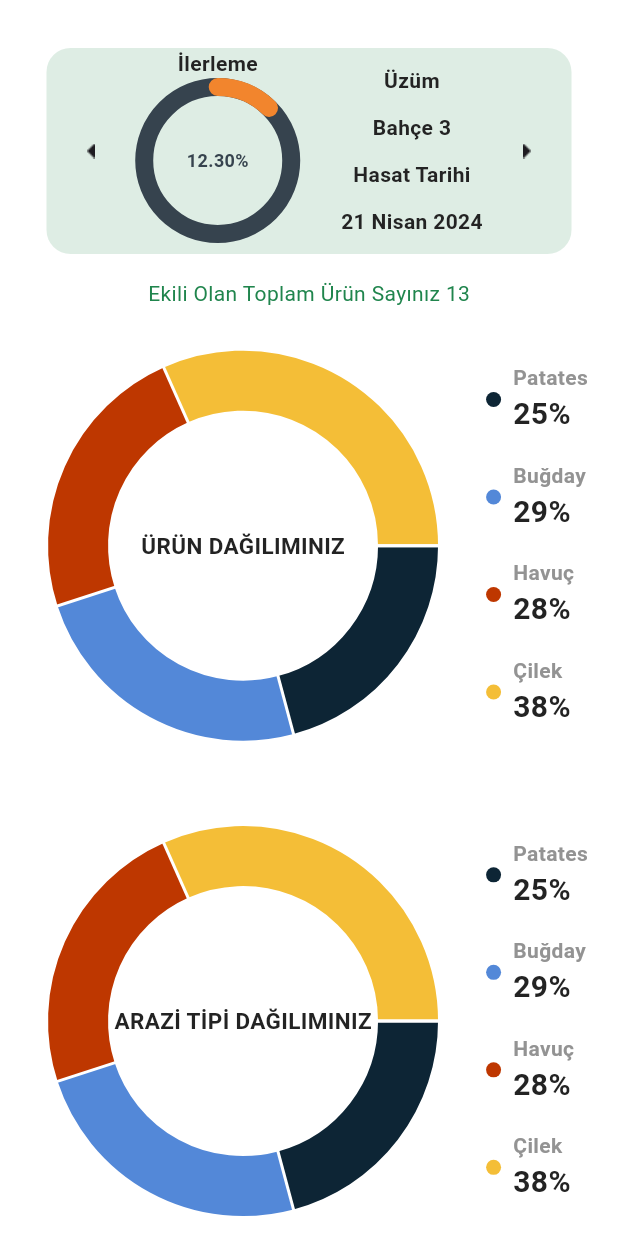
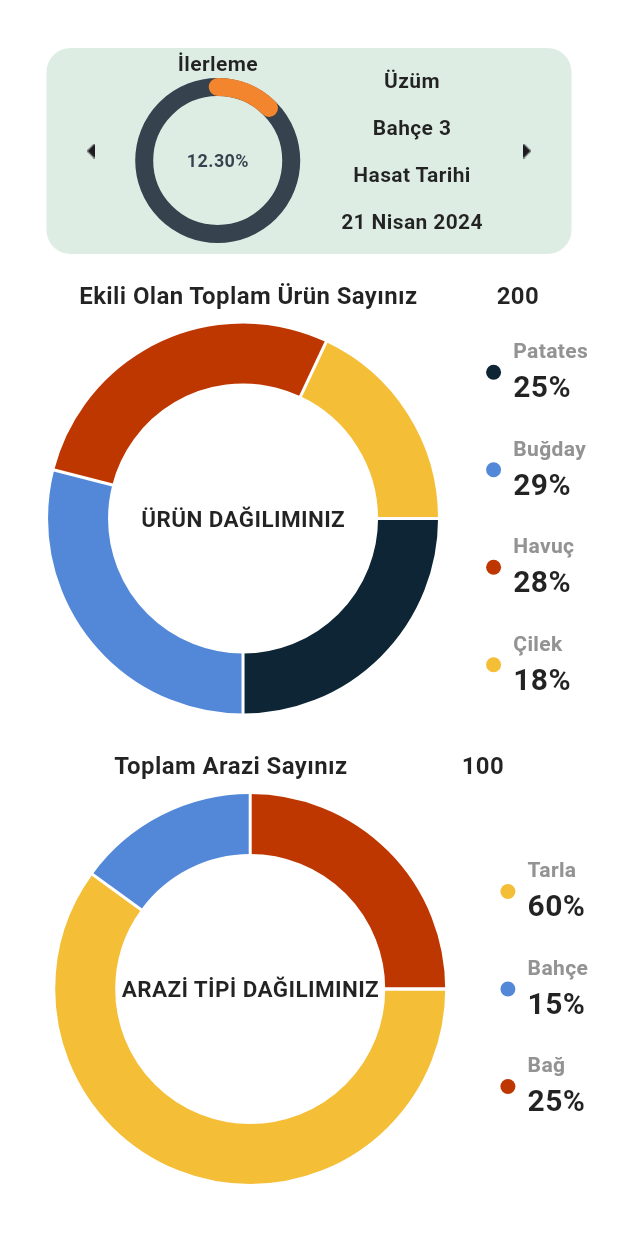
Before and after one commit to Mudrowe/Toprak-Rehberi, a Flutter app: the HomeScreen screen opened directly, on a phone screen of 412 x 824 dp. Run offline on Flutter 3.47's test engine with Material 3 defaults, Android fonts, the phone set to English and light mode, and no system bars; drawn by our look-alikes of carousel_slider, fl_chart, percent_indicator; our stand-ins replace get, logger.

Commit message:
frontend: adjust charts
Cards and charts aren't recieved dynamically. So, stats are not correct

```diff
--- a/lib/features/main_pages/home/home.dart
+++ b/lib/features/main_pages/home/home.dart
@@ -1,23 +1,32 @@
+import 'package:fl_chart/fl_chart.dart';
 import 'package:flutter/material.dart';
 import 'package:toprak_rehberi/features/main_pages/home/widgets/card_slider.dart';
 import 'package:toprak_rehberi/features/main_pages/home/widgets/pie_chart.dart';
 import 'package:toprak_rehberi/features/main_pages/home/widgets/product_card_home.dart';
+import 'package:toprak_rehberi/utils/constants/colors.dart';
 import 'package:toprak_rehberi/utils/constants/sizes.dart';
+
+// TODO: ProductCards aren't recieved dynamically.
+// TODO: So, Stats are not compatible with products in the productsScreen
+
+
+// ! FIX: There isn't any length check for legendItems.
+// ! FIX: If there would be too many items, the screen will break
+
+
 
 class HomeScreen extends StatelessWidget {
   const HomeScreen({super.key});
 
   @override
   Widget build(BuildContext context) {
-    return const Scaffold(
-      body: SingleChildScrollView(
-        child: Column(
+    return Scaffold(
+      body: Column(
         children: [
-            SizedBox(
+          const SizedBox(
             height: TSizes.spaceBtwSections,
           ),
-
-            TCardSlider(
+          const TCardSlider(
             cards: [
               TProductCardHome(
                   productName: 'Üzüm',
@@ -41,16 +50,135 @@ class HomeScreen extends StatelessWidget {
                   progressPercentage: 0.953),
             ],
           ),
-            SizedBox(height: TSizes.spaceBtwItems),
-            Text('Ekili Olan Toplam Ürün Sayınız 13'),
+          const SizedBox(height: TSizes.spaceBtwItems),
+          const Row(
+            crossAxisAlignment: CrossAxisAlignment.center,
+            mainAxisAlignment: MainAxisAlignment.spaceEvenly,
+            children: [
+              Text(
+                'Ekili Olan Toplam Ürün Sayınız',
+                style: TextStyle(
+                    color: TColors.black,
+                    fontWeight: FontWeight.bold,
+                    fontSize: 16),
+              ),
+              Text(
+                '200',
+                style: TextStyle(
+                    color: TColors.black,
+                    fontWeight: FontWeight.bold,
+                    fontSize: 16),
+              ),
+            ],
+          ),
           TPieChart(
             chartName: 'ÜRÜN DAĞILIMINIZ',
+            sections: [
+              PieChartSectionData(
+                  value: 25,
+                  showTitle: false,
+                  color: TColors.pieChartColor1,
+                  title: '25%'),
+              PieChartSectionData(
+                  value: 29,
+                  showTitle: false,
+                  color: TColors.pieChartColor2,
+                  title: '%29'),
+              PieChartSectionData(
+                value: 28,
+                showTitle: false,
+                color: TColors.pieChartColor3,
+              ),
+              PieChartSectionData(
+                  value: 18,
+                  showTitle: false,
+                  color: TColors.pieChartColor4,
+                  title: '%18'),
+            ],
+            legendItems: const [
+              LegendItem(
+                color: TColors.pieChartColor1,
+                productName: 'Patates',
+                percentage: '25%',
+              ),
+              LegendItem(
+                color: TColors.pieChartColor2,
+                productName: 'Buğday',
+                percentage: '29%',
+              ),
+              LegendItem(
+                color: TColors.pieChartColor3,
+                productName: 'Havuç',
+                percentage: '28%',
+              ),
+              LegendItem(
+                color: TColors.pieChartColor4,
+                productName: 'Çilek',
+                percentage: '18%',
+              ),
+            ],
+          ),
+          const SizedBox(
+            height: TSizes.spaceBtwItems,
+          ),
+          const Row(
+            crossAxisAlignment: CrossAxisAlignment.center,
+            mainAxisAlignment: MainAxisAlignment.spaceEvenly,
+            children: [
+              Text(
+                'Toplam Arazi Sayınız',
+                style: TextStyle(
+                    color: TColors.black,
+                    fontWeight: FontWeight.bold,
+                    fontSize: 16),
+              ),
+              Text(
+                '100',
+                style: TextStyle(
+                    color: TColors.black,
+                    fontWeight: FontWeight.bold,
+                    fontSize: 16),
+              ),
+            ],
           ),
           TPieChart(
             chartName: 'ARAZİ TİPİ DAĞILIMINIZ',
+            sections: [
+              PieChartSectionData(
+                  value: 60,
+                  showTitle: false,
+                  color: TColors.pieChartColor4,
+                  title: '60%'),
+              PieChartSectionData(
+                  value: 15,
+                  showTitle: false,
+                  color: TColors.pieChartColor2,
+                  title: '%15'),
+              PieChartSectionData(
+                  value: 25,
+                  showTitle: false,
+                  color: TColors.pieChartColor3,
+                  title: '%25'),
+            ],
+            legendItems: const [
+              LegendItem(
+                color: TColors.pieChartColor4,
+                productName: 'Tarla',
+                percentage: '60%',
+              ),
+              LegendItem(
+                color: TColors.pieChartColor2,
+                productName: 'Bahçe',
+                percentage: '15%',
+              ),
+              LegendItem(
+                color: TColors.pieChartColor3,
+                productName: 'Bağ',
+                percentage: '25%',
               ),
             ],
           ),
+        ],
       ),
     );
   }
--- a/lib/features/main_pages/home/widgets/pie_chart.dart
+++ b/lib/features/main_pages/home/widgets/pie_chart.dart
@@ -4,14 +4,19 @@ import 'package:toprak_rehberi/utils/constants/colors.dart';
 
 class TPieChart extends StatelessWidget {
   final String chartName;
+  final List<PieChartSectionData> sections;
+  final List<LegendItem> legendItems;
 
-  const TPieChart({super.key, required this.chartName});
-
+  const TPieChart(
+      {super.key,
+      required this.chartName,
+      required this.sections,
+      required this.legendItems});
 
   @override
   Widget build(BuildContext context) {
     return AspectRatio(
-        aspectRatio: 1.3,
+        aspectRatio: 1.5,
         child: Row(
           children: [
             Expanded(
@@ -24,59 +29,22 @@ class TPieChart extends StatelessWidget {
                       fontSize: 15),
                 ),
                 PieChart(
-                  PieChartData(sections: [
-                    PieChartSectionData(
-                        value: 25,
-                        showTitle: false,
-                        color: TColors.pieChartColor1,
-                        title: '25%'),
-                    PieChartSectionData(
-                        value: 29,
-                        showTitle: false,
-                        color: TColors.pieChartColor2,
-                        title: '%29'),
-                    PieChartSectionData(
-                      value: 28,
-                      showTitle: false,
-                      color: TColors.pieChartColor3,
-                    ),
-                    PieChartSectionData(
-                        value: 38,
-                        showTitle: false,
-                        color: TColors.pieChartColor4,
-                        title: '%38'),
-                  ], centerSpaceRadius: 90),
+                  PieChartData(
+                      sections: sections.map((section) {
+                        return section;
+                      }).toList(),
+                      centerSpaceRadius: 90),
                 ),
               ]),
             ),
-
-            const Padding(
-              padding: EdgeInsets.only(right: 20.0),
+            Padding(
+              padding: const EdgeInsets.only(right: 20.0),
               child: Column(
                 mainAxisAlignment: MainAxisAlignment.center,
                 crossAxisAlignment: CrossAxisAlignment.start,
-                children: [
-                  LegendItem(
-                    color: TColors.pieChartColor1,
-                    productName: 'Patates',
-                    percentage: '25%',
-                  ),
-                  LegendItem(
-                    color: TColors.pieChartColor2,
-                    productName: 'Buğday',
-                    percentage: '29%',
-                  ),
-                  LegendItem(
-                    color: TColors.pieChartColor3,
-                    productName: 'Havuç',
-                    percentage: '28%',
-                  ),
-                  LegendItem(
-                    color: TColors.pieChartColor4,
-                    productName: 'Çilek',
-                    percentage: '38%',
-                  ),
-                ],
+                children: legendItems.map((legendItem) {
+                  return legendItem;
+                }).toList(),
               ),
             )
           ],
@@ -107,9 +75,7 @@ class LegendItem extends StatelessWidget {
             height: 10,
           ),
           const SizedBox(width: 8),
-          Column(
-            crossAxisAlignment: CrossAxisAlignment.start,
-            children: [
+          Column(crossAxisAlignment: CrossAxisAlignment.start, children: [
             Text(
               productName,
               style: const TextStyle(
```
Lines whose indentation alone changed are shown as unchanged.
